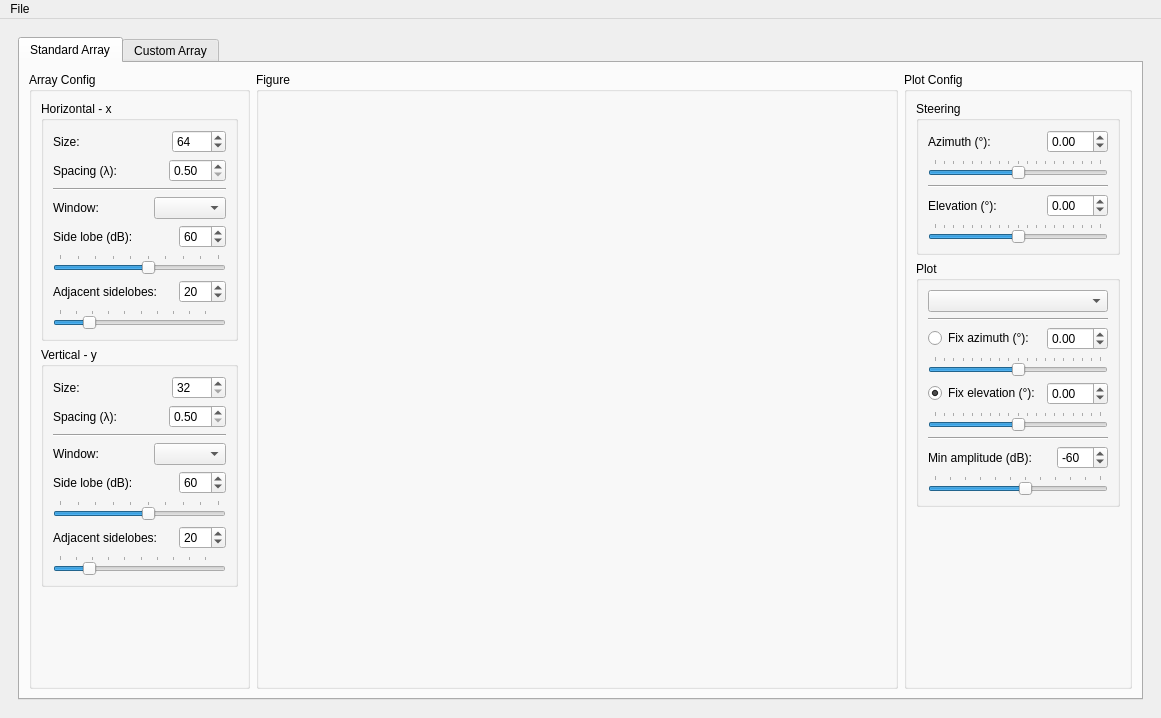
Qt form ui_array_analysis.ui (rookiepeng/antenna-array-analysis) before a commit.
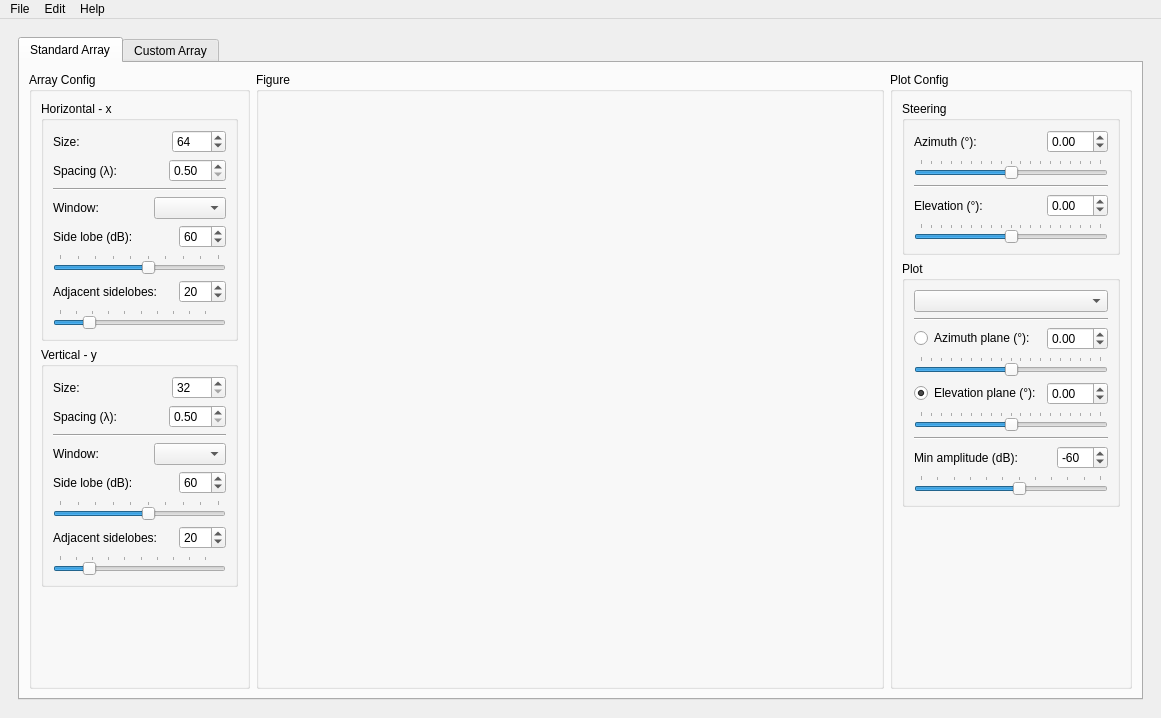
The same form after that commit. Icons and pictures are not drawn.

What changed in the file:
```diff
--- a/ui_array_analysis.ui
+++ b/ui_array_analysis.ui
@@ -813,7 +813,7 @@
                   <item>
                    <widget class="QRadioButton" name="rb_azimuth">
                     <property name="text">
-                     <string>Fix azimuth (°):</string>
+                     <string>Azimuth plane (°):</string>
                     </property>
                     <property name="checked">
                      <bool>false</bool>
@@ -872,7 +872,7 @@
                   <item>
                    <widget class="QRadioButton" name="rb_elevation">
                     <property name="text">
-                     <string>Fix elevation (°):</string>
+                     <string>Elevation plane (°):</string>
                     </property>
                     <property name="checked">
                      <bool>true</bool>
@@ -1096,7 +1096,25 @@
     <addaction name="separator"/>
     <addaction name="actionQuit"/>
    </widget>
+   <widget class="QMenu" name="menuAbout">
+    <property name="title">
+     <string>Help</string>
+    </property>
+    <addaction name="actionHelp"/>
+    <addaction name="separator"/>
+    <addaction name="actionAbout"/>
+   </widget>
+   <widget class="QMenu" name="menuEdit">
+    <property name="title">
+     <string>Edit</string>
+    </property>
+    <addaction name="actionReset_standard_array"/>
+    <addaction name="separator"/>
+    <addaction name="actionClear"/>
+   </widget>
    <addaction name="menuFile"/>
+   <addaction name="menuEdit"/>
+   <addaction name="menuAbout"/>
   </widget>
   <action name="actionExport_array_configurations">
    <property name="text">
```
Left out of the diff: 32 changed lines with no effect on the pictures.
